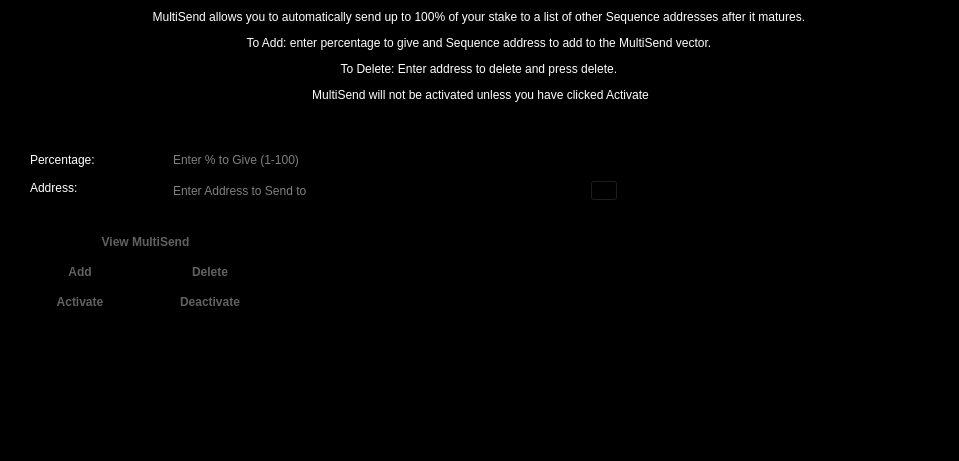
duality-solutions/Sequence, file src/qt/forms/multisenddialog.ui: the form before one commit.
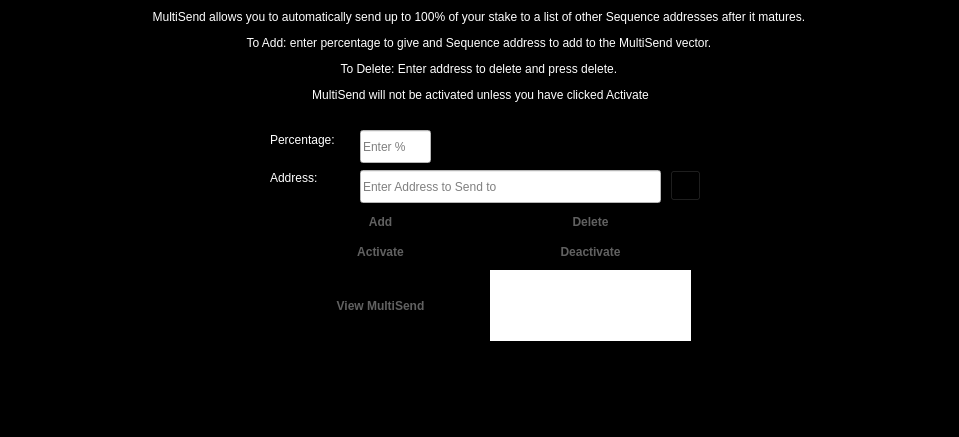
The form after the commit. Icons and pictures are not drawn.

Diff of the .ui file:
```diff
--- a/src/qt/forms/multisenddialog.ui
+++ b/src/qt/forms/multisenddialog.ui
@@ -10,7 +10,7 @@
     <x>0</x>
     <y>0</y>
     <width>959</width>
-    <height>461</height>
+    <height>437</height>
    </rect>
   </property>
   <property name="windowTitle">
@@ -23,31 +23,42 @@
   <widget class="QLineEdit" name="multiSendPercentEdit">
    <property name="geometry">
     <rect>
-     <x>170</x>
-     <y>150</y>
-     <width>201</width>
-     <height>20</height>
+     <x>360</x>
+     <y>130</y>
+     <width>71</width>
+     <height>33</height>
     </rect>
    </property>
    <property name="toolTip">
-    <string>Enter whole numbers 1 - 100</string>
+    <string>&lt;html&gt;&lt;head/&gt;&lt;body&gt;&lt;p&gt;Enter % (1-100)&lt;/p&gt;&lt;/body&gt;&lt;/html&gt;</string>
+   </property>
+   <property name="layoutDirection">
+    <enum>Qt::LeftToRight</enum>
+   </property>
+   <property name="styleSheet">
+    <string notr="true">background-color: rgb(255, 255, 255);
+color: rgb(0, 0, 0);</string>
    </property>
    <property name="placeholderText">
-    <string>Enter % to Give (1-100)</string>
+    <string>Enter %</string>
    </property>
   </widget>
   <widget class="QLineEdit" name="multiSendAddressEdit">
    <property name="geometry">
     <rect>
-     <x>170</x>
-     <y>180</y>
-     <width>401</width>
-     <height>21</height>
+     <x>360</x>
+     <y>170</y>
+     <width>301</width>
+     <height>33</height>
     </rect>
    </property>
    <property name="toolTip">
     <string/>
    </property>
+   <property name="styleSheet">
+    <string notr="true">background-color: rgb(255, 255, 255);
+color: rgb(0, 0, 0);</string>
+   </property>
    <property name="placeholderText">
     <string>Enter Address to Send to</string>
    </property>
@@ -58,7 +69,7 @@
      <x>20</x>
      <y>10</y>
      <width>921</width>
-     <height>121</height>
+     <height>101</height>
     </rect>
    </property>
    <property name="lineWidth">
@@ -77,15 +88,15 @@
   <widget class="QLabel" name="message">
    <property name="geometry">
     <rect>
-     <x>290</x>
-     <y>230</y>
-     <width>351</width>
-     <height>91</height>
+     <x>490</x>
+     <y>270</y>
+     <width>201</width>
+     <height>71</height>
     </rect>
    </property>
    <property name="styleSheet">
-    <string notr="true">background-color: rgb(0, 0, 0);
-color: rgb(255, 255, 255);</string>
+    <string notr="true">background-color: rgb(255, 255, 255);
+color: rgb(0, 0, 0);</string>
    </property>
    <property name="text">
     <string/>
@@ -94,9 +105,9 @@
   <widget class="QPushButton" name="addButton">
    <property name="geometry">
     <rect>
-     <x>20</x>
-     <y>260</y>
-     <width>120</width>
+     <x>280</x>
+     <y>210</y>
+     <width>201</width>
      <height>23</height>
     </rect>
    </property>
@@ -142,9 +153,9 @@
   <widget class="QPushButton" name="disableButton">
    <property name="geometry">
     <rect>
-     <x>150</x>
-     <y>290</y>
-     <width>120</width>
+     <x>490</x>
+     <y>240</y>
+     <width>201</width>
      <height>23</height>
     </rect>
    </property>
@@ -187,10 +198,10 @@
   <widget class="QPushButton" name="addressBookButton">
    <property name="geometry">
     <rect>
-     <x>590</x>
-     <y>180</y>
-     <width>28</width>
-     <height>21</height>
+     <x>670</x>
+     <y>170</y>
+     <width>31</width>
+     <height>31</height>
     </rect>
    </property>
    <property name="toolTip">
@@ -213,9 +224,9 @@
   <widget class="QLabel" name="label">
    <property name="geometry">
     <rect>
-     <x>30</x>
-     <y>150</y>
-     <width>121</width>
+     <x>270</x>
+     <y>130</y>
+     <width>81</width>
      <height>20</height>
     </rect>
    </property>
@@ -229,9 +240,9 @@
   <widget class="QLabel" name="label_5">
    <property name="geometry">
     <rect>
-     <x>30</x>
-     <y>180</y>
-     <width>111</width>
+     <x>270</x>
+     <y>170</y>
+     <width>81</width>
      <height>16</height>
     </rect>
    </property>
@@ -245,9 +256,9 @@
   <widget class="QPushButton" name="deleteButton">
    <property name="geometry">
     <rect>
-     <x>150</x>
-     <y>260</y>
-     <width>120</width>
+     <x>490</x>
+     <y>210</y>
+     <width>201</width>
      <height>23</height>
     </rect>
    </property>
@@ -293,9 +304,9 @@
   <widget class="QPushButton" name="activateButton">
    <property name="geometry">
     <rect>
-     <x>20</x>
-     <y>290</y>
-     <width>120</width>
+     <x>280</x>
+     <y>240</y>
+     <width>201</width>
      <height>23</height>
     </rect>
    </property>
@@ -338,10 +349,10 @@
   <widget class="QPushButton" name="viewButton">
    <property name="geometry">
     <rect>
-     <x>20</x>
-     <y>230</y>
-     <width>251</width>
-     <height>23</height>
+     <x>280</x>
+     <y>270</y>
+     <width>201</width>
+     <height>71</height>
     </rect>
    </property>
    <property name="toolTip">
```
